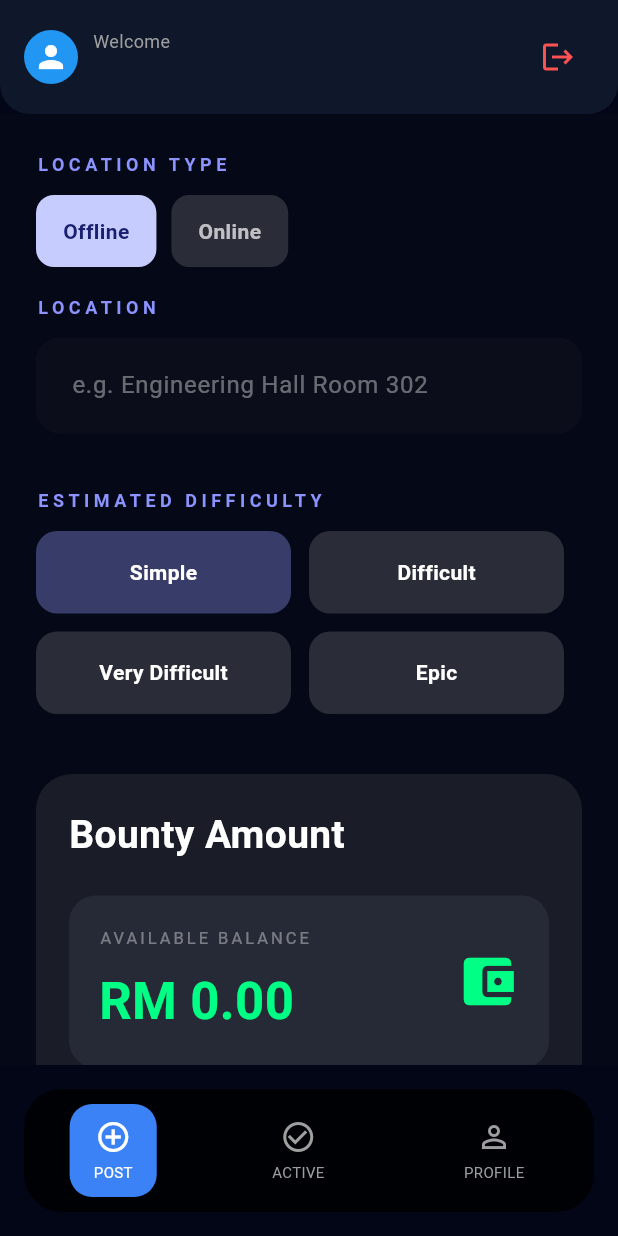
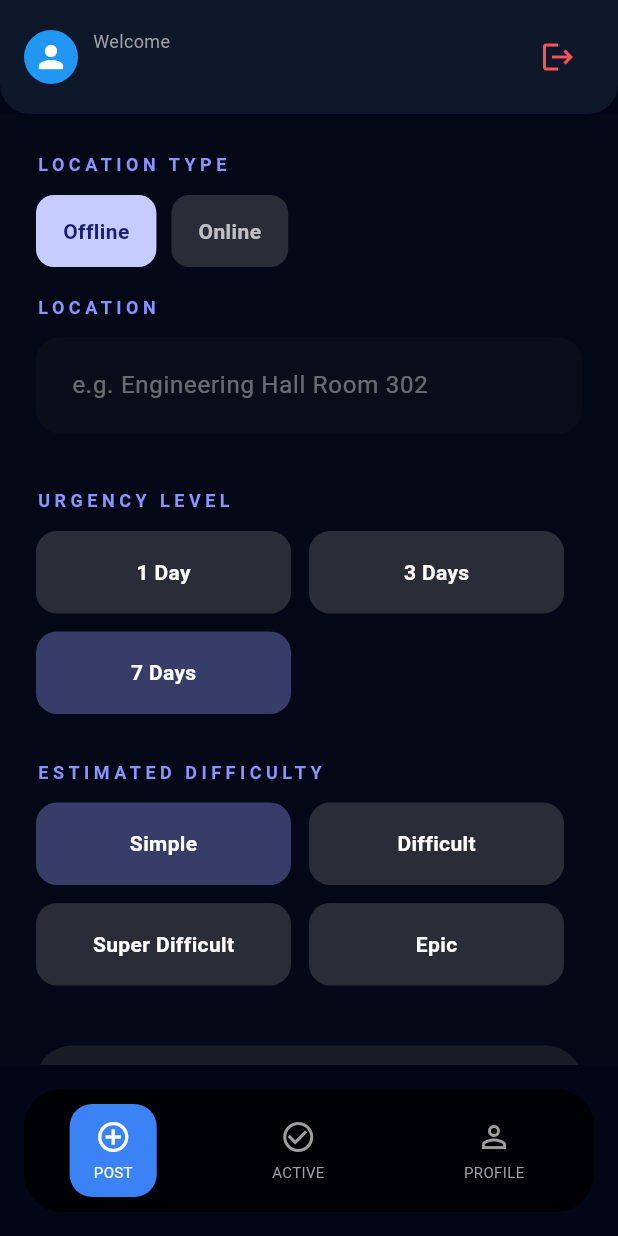
Before and after one commit to liu-ruoyang/Campus_BugHunter, a Flutter app: the screen it shows once a user with an empty profile is signed in, scrolled down 576 dp, on a phone screen of 412 x 824 dp. Run offline on Flutter 3.47's test engine with Material 3 defaults, Android fonts, the phone set to English and light mode, and no system bars; our stand-ins replace cloud_firestore, firebase_auth, firebase_core, flutter_bloc; accounts and stored records are empty.

Commit message:
Add urgency level and minimum bounty rules

```diff
--- a/lib/bloc/post/post_form_state.dart
+++ b/lib/bloc/post/post_form_state.dart
@@ -13,6 +13,7 @@ class PostFormState {
   final List<String> customStacks;
   final bool isAddingStack;
   final String selectedDifficulty;
+  final String selectedUrgency;
   final double walletBalance;
   final String? message;
 
@@ -22,6 +23,7 @@ class PostFormState {
     this.customStacks = const [],
     this.isAddingStack = false,
     this.selectedDifficulty = 'Simple',
+    this.selectedUrgency = '7 Days',
     this.walletBalance = 0,
     this.message,
   });
@@ -32,6 +34,7 @@ class PostFormState {
     List<String>? customStacks,
     bool? isAddingStack,
     String? selectedDifficulty,
+    String? selectedUrgency,
     double? walletBalance,
     String? message,
     bool clearMessage = false,
@@ -42,6 +45,7 @@ class PostFormState {
       customStacks: customStacks ?? this.customStacks,
       isAddingStack: isAddingStack ?? this.isAddingStack,
       selectedDifficulty: selectedDifficulty ?? this.selectedDifficulty,
+      selectedUrgency: selectedUrgency ?? this.selectedUrgency,
       walletBalance: walletBalance ?? this.walletBalance,
       message: clearMessage ? null : message ?? this.message,
     );
--- a/lib/pages/post.dart
+++ b/lib/pages/post.dart
@@ -4,6 +4,7 @@ import 'package:flutter_bloc/flutter_bloc.dart';
 import '../bloc/home/home_nav_cubit.dart';
 import '../bloc/post/post_form_cubit.dart';
 import '../bloc/post/post_form_state.dart';
+import '../utils/bounty_rules.dart';
 
 class PostPage extends StatefulWidget {
   const PostPage({super.key});
@@ -68,6 +69,8 @@ class _PostPageState extends State<PostPage> {
                     descriptionSection(),
                     const SizedBox(height: 30),
                     locationSection(context),
+                    const SizedBox(height: 30),
+                    urgencySection(context, state),
                     const SizedBox(height: 30),
                     difficultySection(context, state),
                     const SizedBox(height: 40),
@@ -246,8 +249,6 @@ class _PostPageState extends State<PostPage> {
   }
 
   Widget difficultySection(BuildContext context, PostFormState state) {
-    final difficulties = ['Simple', 'Difficult', 'Very Difficult', 'Epic'];
-
     return Column(
       crossAxisAlignment: CrossAxisAlignment.start,
       children: [
@@ -255,7 +256,7 @@ class _PostPageState extends State<PostPage> {
         Wrap(
           spacing: 12,
           runSpacing: 12,
-          children: difficulties.map((difficulty) {
+          children: difficultyLevels.map((difficulty) {
             final active = state.selectedDifficulty == difficulty;
             return GestureDetector(
               onTap: () =>
@@ -268,7 +269,32 @@ class _PostPageState extends State<PostPage> {
     );
   }
 
+  Widget urgencySection(BuildContext context, PostFormState state) {
+    return Column(
+      crossAxisAlignment: CrossAxisAlignment.start,
+      children: [
+        buildLabel('URGENCY LEVEL'),
+        Wrap(
+          spacing: 12,
+          runSpacing: 12,
+          children: urgencyLevels.map((urgency) {
+            final active = state.selectedUrgency == urgency;
+            return GestureDetector(
+              onTap: () => context.read<PostFormCubit>().selectUrgency(urgency),
+              child: buildDifficulty(urgency, active: active),
+            );
+          }).toList(),
+        ),
+      ],
+    );
+  }
+
   Widget bountySection(PostFormState state) {
+    final minimumAmount = minimumBounty(
+      state.selectedUrgency,
+      state.selectedDifficulty,
+    );
+
     return Container(
       padding: const EdgeInsets.all(22),
       decoration: BoxDecoration(
@@ -327,6 +353,15 @@ class _PostPageState extends State<PostPage> {
             ),
           ),
           const SizedBox(height: 24),
+          Text(
+            'Minimum bounty: RM ${minimumAmount.toStringAsFixed(2)}',
+            style: const TextStyle(
+              color: Color(0xFFFFD166),
+              fontSize: 15,
+              fontWeight: FontWeight.w700,
+            ),
+          ),
+          const SizedBox(height: 16),
           buildLabel('BOUNTY AMOUNT'),
           buildInput(
             controller: amountController,
--- /dev/null
+++ b/lib/utils/bounty_rules.dart
@@ -0,0 +1,65 @@
+import 'package:cloud_firestore/cloud_firestore.dart';
+
+const urgencyLevels = ['1 Day', '3 Days', '7 Days'];
+const difficultyLevels = ['Simple', 'Difficult', 'Super Difficult', 'Epic'];
+
+int urgencyDays(String urgencyLevel) {
+  switch (urgencyLevel) {
+    case '1 Day':
+      return 1;
+    case '3 Days':
+      return 3;
+    case '7 Days':
+      return 7;
+    default:
+      return 7;
+  }
+}
+
+int urgencyScore(String urgencyLevel) {
+  switch (urgencyLevel) {
+    case '1 Day':
+      return 3;
+    case '3 Days':
+      return 2;
+    case '7 Days':
+      return 1;
+    default:
+      return 1;
+  }
+}
+
+int difficultyScore(String difficulty) {
+  switch (difficulty) {
+    case 'Epic':
+      return 4;
+    case 'Super Difficult':
+    case 'Very Difficult':
+      return 3;
+    case 'Difficult':
+      return 2;
+    case 'Simple':
+      return 1;
+    default:
+      return 1;
+  }
+}
+
+double minimumBounty(String urgencyLevel, String difficulty) {
+  final score = urgencyScore(urgencyLevel) + difficultyScore(difficulty);
+  if (score < 3) return 5;
+  if (score <= 5) return 10;
+  return 15;
+}
+
+DateTime? timestampDate(dynamic value) {
+  if (value is Timestamp) return value.toDate();
+  if (value is DateTime) return value;
+  return null;
+}
+
+bool isExpired(Map<String, dynamic> data, DateTime now) {
+  final expiresAt = timestampDate(data['expiresAt']);
+  if (expiresAt == null) return false;
+  return !expiresAt.isAfter(now);
+}
```
Also changed, not shown: lib/bloc/active/active_cubit.dart (+22 -1 lines), lib/bloc/edit_post/edit_post_cubit.dart (+55 -2 lines), lib/bloc/edit_post/edit_post_state.dart (+8 -0 lines), lib/bloc/post/post_form_cubit.dart (+30 -1 lines), lib/bloc/request_record/request_record_cubit.dart (+44 -9 lines), lib/pages/board.dart (+6 -4 lines), lib/pages/edit_post.dart (+65 -7 lines), lib/pages/request_record.dart (+21 -4 lines).
